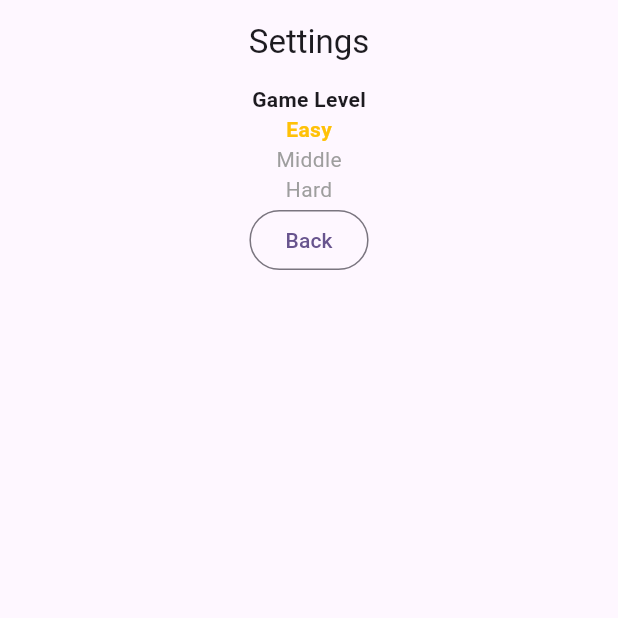
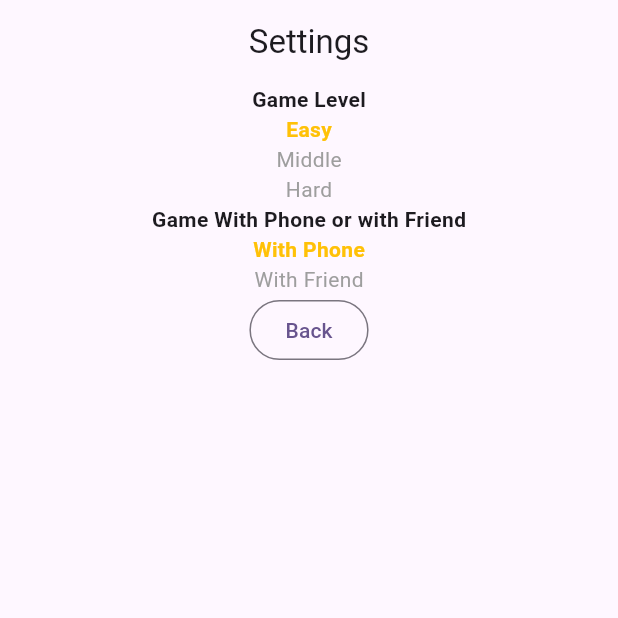
Before and after one commit to PelipetsOlga/TicTacToe, a Flutter app: the GameWidget screen opened by its route, after a tap on "Back", after a tap on "Run", after a tap on "Settings", on a phone screen of 412 x 824 dp, the top half of it. Run offline on Flutter 3.47's test engine with Material 2 defaults, Android fonts, the phone set to English and light mode, and no system bars; our stand-ins replace equatable, flutter_bloc, get_it, go_router, shared_preferences; accounts and stored records are empty.

Commit message:
Settings

```diff
--- /dev/null
+++ b/lib/settings/game_with_comp_bloc/bloc_event.dart
@@ -0,0 +1,19 @@
+import 'package:equatable/equatable.dart';
+
+abstract class SettingsGameWithCompEvent extends Equatable {
+  @override
+  List<Object?> get props => [];
+}
+
+class GetGameWithComp extends SettingsGameWithCompEvent {}
+
+class SelectGameWithComp extends SettingsGameWithCompEvent {
+  SelectGameWithComp({
+    required this.gameWithComp,
+  });
+
+  final bool gameWithComp;
+
+  @override
+  List<Object?> get props => [gameWithComp];
+}
--- /dev/null
+++ b/lib/settings/game_with_comp_bloc/bloc_state.dart
@@ -0,0 +1,39 @@
+import 'package:equatable/equatable.dart';
+
+
+enum GameWithCompStatus { initial, success, error, loading, selected }
+
+extension GameWithCompStatusX on GameWithCompStatus {
+  bool get isInitial => this == GameWithCompStatus.initial;
+
+  bool get isSuccess => this == GameWithCompStatus.success;
+
+  bool get isError => this == GameWithCompStatus.error;
+
+  bool get isLoading => this == GameWithCompStatus.loading;
+
+  bool get isSelected => this == GameWithCompStatus.selected;
+}
+
+class GameWithCompState extends Equatable {
+  final GameWithCompStatus status;
+  final bool gameWithComp;
+
+  const GameWithCompState({
+    this.status = GameWithCompStatus.initial,
+    this.gameWithComp = true,
+  });
+
+  @override
+  List<Object?> get props => [status, gameWithComp];
+
+  GameWithCompState copyWith({
+    GameWithCompStatus? status,
+    bool? gameWithComp,
+  }) {
+    return GameWithCompState(
+      status: status ?? this.status,
+      gameWithComp: gameWithComp ?? this.gameWithComp,
+    );
+  }
+}
--- /dev/null
+++ b/lib/settings/game_with_comp_bloc/settings_bloc.dart
@@ -0,0 +1,46 @@
+import 'package:flutter/foundation.dart';
+import 'package:flutter_bloc/flutter_bloc.dart';
+import '../../logic/game_repository.dart';
+import 'bloc_event.dart';
+import 'bloc_state.dart';
+
+class SettingsGameWithCompBloc extends Bloc<SettingsGameWithCompEvent, GameWithCompState> {
+  SettingsGameWithCompBloc({
+    required this.gameRepository,
+  }) : super(const GameWithCompState()) {
+    on<GetGameWithComp>(_mapGetGameWithCompEventToState);
+    on<SelectGameWithComp>(_mapSelectGameWithCompEventToState);
+  }
+
+  final GameRepository gameRepository;
+
+  void _mapGetGameWithCompEventToState(
+      GetGameWithComp event, Emitter<GameWithCompState> emit) async {
+    emit(state.copyWith(status: GameWithCompStatus.loading));
+    try {
+      final gameWithComp = await gameRepository.isGameWithComp();
+      emit(
+        state.copyWith(
+          status: GameWithCompStatus.success,
+          gameWithComp: gameWithComp,
+        ),
+      );
+    } catch (error, stacktrace) {
+      if (kDebugMode) {
+        print(stacktrace);
+      }
+      emit(state.copyWith(status: GameWithCompStatus.error));
+    }
+  }
+
+  void _mapSelectGameWithCompEventToState(
+      SelectGameWithComp event, Emitter<GameWithCompState> emit) async {
+    await gameRepository.setGameWithComp(event.gameWithComp);
+    emit(
+      state.copyWith(
+        status: GameWithCompStatus.selected,
+        gameWithComp: event.gameWithComp,
+      ),
+    );
+  }
+}
--- /dev/null
+++ b/lib/settings/game_with_comp_level_widget.dart
@@ -0,0 +1,82 @@
+import 'package:flutter/material.dart';
+import 'package:flutter_bloc/flutter_bloc.dart';
+
+import 'game_with_comp_bloc/bloc_event.dart';
+import 'game_with_comp_bloc/bloc_state.dart';
+import 'game_with_comp_bloc/settings_bloc.dart';
+
+class SettingsGameWithCompWidget extends StatelessWidget {
+  const SettingsGameWithCompWidget({Key? key}) : super(key: key);
+
+  @override
+  Widget build(BuildContext context) {
+    return BlocBuilder<SettingsGameWithCompBloc, GameWithCompState>(
+      buildWhen: (previous, current) => current.status.isSuccess,
+      builder: (context, state) {
+        return GameWithCompSelectionWidget();
+      },
+    );
+  }
+}
+
+class GameWithCompSelectionWidget extends StatelessWidget {
+  const GameWithCompSelectionWidget({
+    Key? key,
+  }) : super(key: key);
+
+  @override
+  Widget build(BuildContext context) {
+    return BlocBuilder<SettingsGameWithCompBloc, GameWithCompState>(
+      builder: (context, state) {
+        return Column(
+          children: [
+            Text(
+              'Game With Phone or with Friend',
+              style: TextStyle(fontWeight: FontWeight.bold),
+            ),
+            GestureDetector(
+              child: Text(
+                'With Phone',
+                style: TextStyle(
+                  color: state.gameWithComp
+                      ? Colors.amber
+                      : Colors.grey,
+                  fontWeight: state.gameWithComp
+                      ? FontWeight.bold
+                      : FontWeight.normal,
+                ),
+              ),
+              onTap: () async {
+                context.read<SettingsGameWithCompBloc>().add(
+                  SelectGameWithComp(
+                       gameWithComp: true
+                      ),
+                    );
+              },
+            ),
+            GestureDetector(
+              child: Text(
+                'With Friend',
+                style: TextStyle(
+                  color: !state.gameWithComp
+                      ? Colors.amber
+                      : Colors.grey,
+                  fontWeight: !state.gameWithComp
+                      ? FontWeight.bold
+                      : FontWeight.normal,
+                ),
+              ),
+              onTap: () async {
+                context.read<SettingsGameWithCompBloc>().add(
+                  SelectGameWithComp(
+                      gameWithComp: false
+                  ),
+                );
+              },
+            ),
+          ],
+        );
+      },
+    );
+  }
+}
--- a/lib/settings/settings_widget.dart
+++ b/lib/settings/settings_widget.dart
@@ -3,6 +3,9 @@ import 'package:flutter_bloc/flutter_bloc.dart';
 import 'package:get_it/get_it.dart';
 import 'package:go_router/go_router.dart';
 import 'package:tic_tac_game/logic/game_repository.dart';
+import 'package:tic_tac_game/settings/game_with_comp_bloc/bloc_event.dart';
+import 'package:tic_tac_game/settings/game_with_comp_bloc/settings_bloc.dart';
+import 'package:tic_tac_game/settings/game_with_comp_level_widget.dart';
 import 'package:tic_tac_game/settings/level_bloc/bloc_event.dart';
 import 'package:tic_tac_game/settings/settings_level_widget.dart';
 
@@ -24,6 +27,13 @@ abstract class SettingsWidget extends StatelessWidget {
                     GetLevel(),
                   ),
               ),
+              BlocProvider<SettingsGameWithCompBloc>(
+                create: (context) => SettingsGameWithCompBloc(
+                  gameRepository: context.read<GameRepository>(),
+                )..add(
+                    GetGameWithComp(),
+                  ),
+              ),
             ], child: SettingsLayout(getBackLink()))));
   }
 
@@ -39,7 +49,7 @@ class SettingsLayout extends StatelessWidget {
   Widget build(BuildContext context) {
     return Scaffold(
       appBar: AppBar(
-        title: Text('Settings'),
+        title: const Text('Settings'),
         centerTitle: true,
       ),
       body: Center(
@@ -47,9 +57,11 @@ class SettingsLayout extends StatelessWidget {
           mainAxisAlignment: MainAxisAlignment.start,
           crossAxisAlignment: CrossAxisAlignment.center,
           children: [
-            SettingsLevelWidget(),
+            const SettingsLevelWidget(),
+            const SettingsGameWithCompWidget(),
             OutlinedButton(
-                onPressed: () => context.go(backLink), child: Text('Back')),
+                onPressed: () => context.go(backLink),
+                child: const Text('Back')),
           ],
         ),
       ),
```
